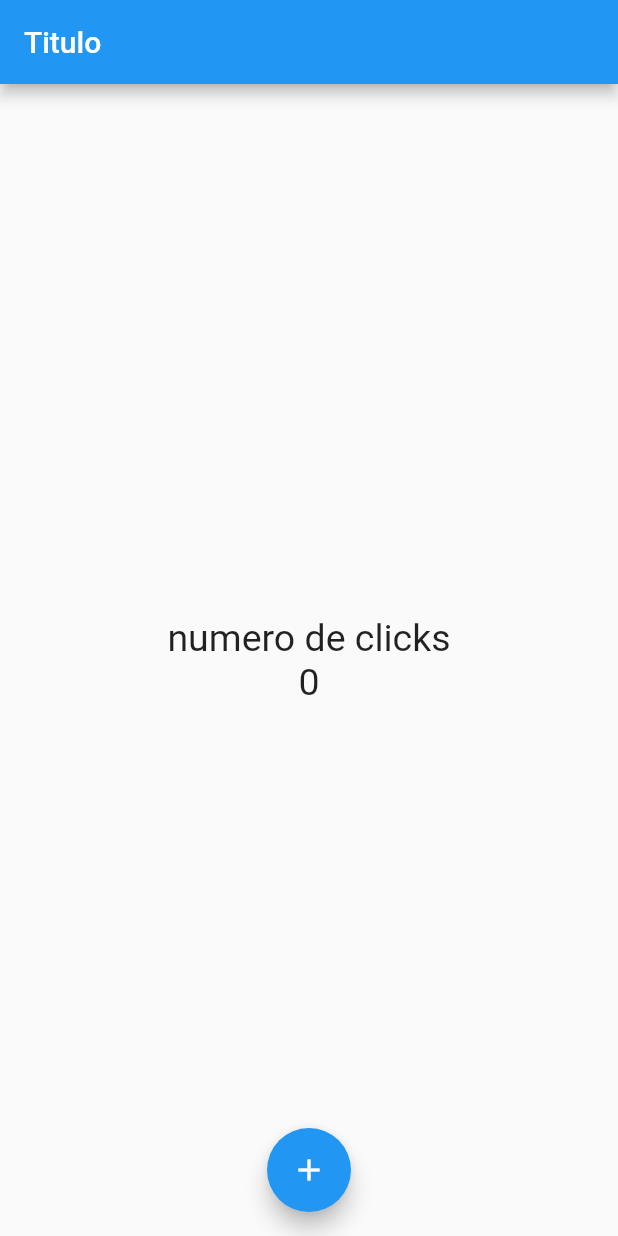
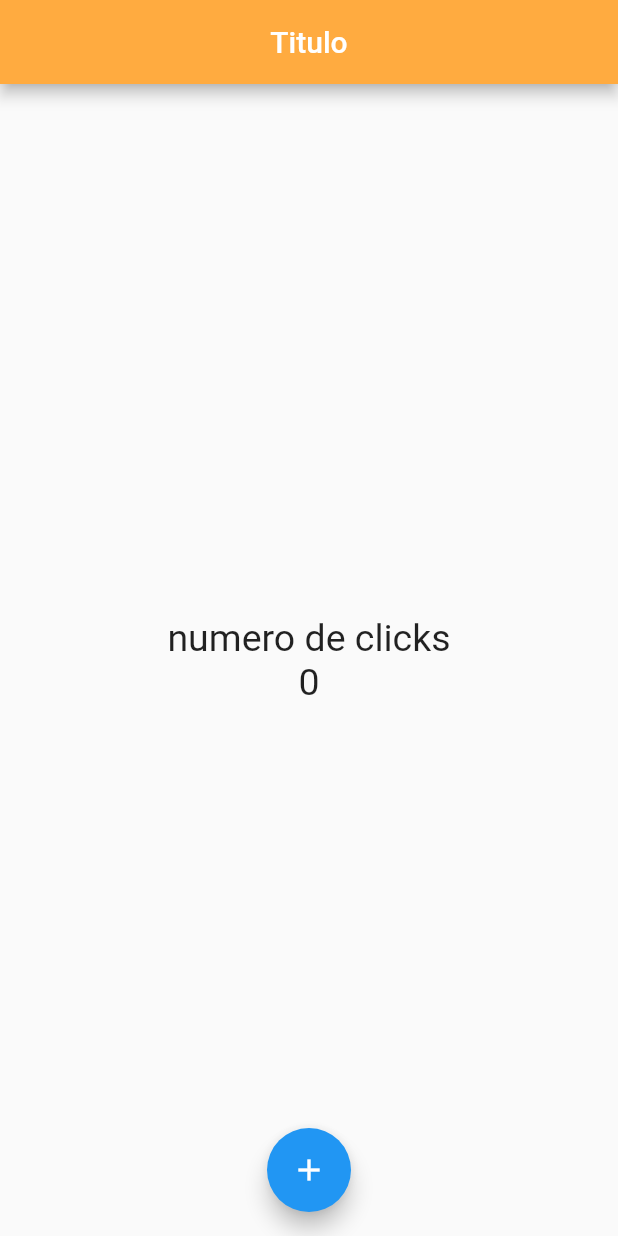
Before and after one commit to Marisabel-Condori/flutter-primera-aplicacion, a Flutter app: the screen it shows after launch, on a phone screen of 412 x 824 dp. Run offline on Flutter 3.47's test engine with Material 2 defaults, Android fonts, the phone set to English and light mode, and no system bars.

Commit message:
cambiar color al appBar y la posicion del boton flotante

```diff
--- a/lib/src/pages/home_pages.dart
+++ b/lib/src/pages/home_pages.dart
@@ -1,3 +1,4 @@
+import 'package:flutter/cupertino.dart';
 import 'package:flutter/material.dart';
 
 class HomePage extends StatelessWidget {
@@ -7,7 +8,10 @@ class HomePage extends StatelessWidget {
   Widget build(BuildContext context) {
     return Scaffold(
         appBar: AppBar(
-          title: Text('Titulo'),
+          title: Text('Titulo',
+          ),
+          centerTitle: true,
+          backgroundColor: Colors.orangeAccent,
         ),
         body: Center(
           child: Column(
```
